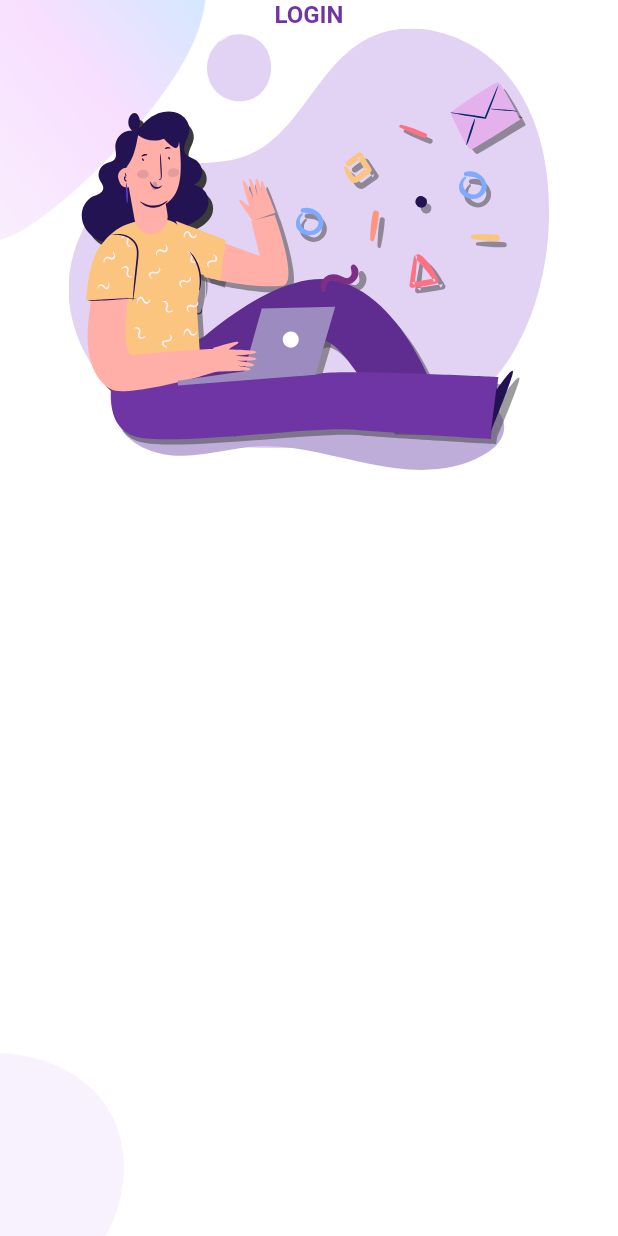
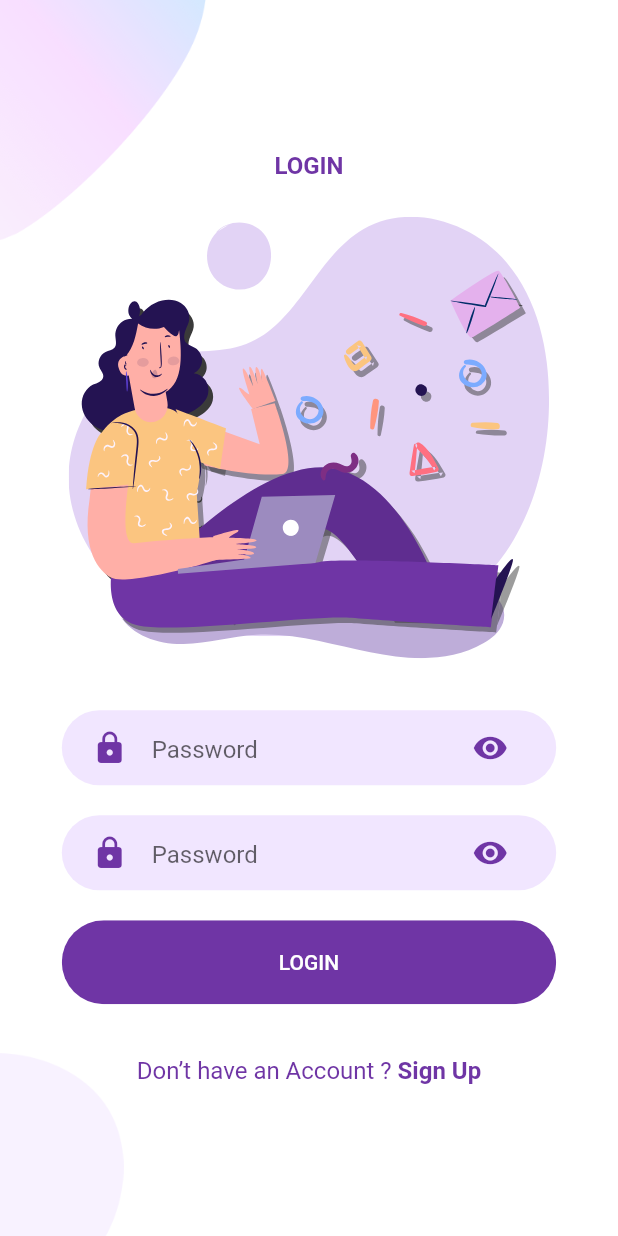
Before and after one commit to vietnguyenhoangw/Flutter-WLR, a Flutter app: the screen it shows after launch, after a tap on "LOGIN", on a phone screen of 412 x 824 dp. Run offline on Flutter 3.47's test engine with Material 2 defaults, Android fonts, the phone set to English and light mode, and no system bars; our stand-ins replace flutter_svg.

Commit message:
Implement loginScreen :penguin:

```diff
--- a/lib/Components/Background/background.dart
+++ b/lib/Components/Background/background.dart
@@ -11,10 +11,11 @@ class Background extends StatelessWidget {
   @override
   Widget build(BuildContext context) {
     Size deviceSize = MediaQuery.of(context).size;
-
     return Container(
+      height: deviceSize.height,
       color: whiteColor,
       child: Stack(
+        alignment: Alignment.center,
         children: <Widget>[
           Positioned(
               top: 0,
--- a/lib/Components/TextFeild/TextFieldWithIcon.dart
+++ /dev/null
@@ -1,46 +0,0 @@
-import 'package:flutter/material.dart';
-
-// constants
-import 'package:WelcomeLoginRegister/Constants/Constants.dart';
-
-class TextFieldWithIcon extends StatelessWidget {
-  final Widget child;
-  final String hintText;
-  final IconData icon;
-  final ValueChanged<String> onChanged;
-  const TextFieldWithIcon({
-    Key key,
-    this.child,
-    this.hintText,
-    this.icon = Icons.person,
-    this.onChanged,
-  }) : super(key: key);
-
-  @override
-  Widget build(BuildContext context) {
-    Size size = MediaQuery.of(context).size;
-    return Scaffold(
-      body: Container(
-          height: 50,
-          margin: EdgeInsets.symmetric(vertical: 10),
-          padding: EdgeInsets.symmetric(horizontal: 20, vertical: 5),
-          width: size.width * 0.8,
-          decoration: BoxDecoration(
-            color: violetLightColor,
-            borderRadius: BorderRadius.circular(29),
-          ),
-          child: TextField(
-            onChanged: onChanged,
-            cursorColor: violetPrimaryColor,
-            decoration: InputDecoration(
-              icon: Icon(
-                icon,
-                color: violetPrimaryColor,
-              ),
-              hintText: hintText,
-              border: InputBorder.none,
-            ),
-          )),
-    );
-  }
-}
--- /dev/null
+++ b/lib/Components/TextFeild/WLRTextFieldIcon.dart
@@ -0,0 +1,49 @@
+import 'package:flutter/material.dart';
+
+// constants
+import 'package:WelcomeLoginRegister/Constants/Constants.dart';
+
+class WLRTextFieldIcon extends StatelessWidget {
+  final Widget child;
+  final String hintText;
+  final IconData icon;
+  final ValueChanged<String> onChanged;
+  const WLRTextFieldIcon({
+    Key key,
+    this.child,
+    this.hintText,
+    this.icon = Icons.person,
+    this.onChanged,
+  }) : super(key: key);
+
+  @override
+  Widget build(BuildContext context) {
+    Size size = MediaQuery.of(context).size;
+    return Container(
+      height: 50,
+      margin: EdgeInsets.symmetric(vertical: 10),
+      padding: EdgeInsets.symmetric(horizontal: 20, vertical: 5),
+      width: size.width * 0.8,
+      decoration: BoxDecoration(
+        color: violetLightColor,
+        borderRadius: BorderRadius.circular(29),
+      ),
+      child: TextField(
+        obscureText: true,
+        onChanged: onChanged,
+        decoration: InputDecoration(
+          hintText: "Password",
+          icon: Icon(
+            Icons.lock,
+            color: violetPrimaryColor,
+          ),
+          suffixIcon: Icon(
+            Icons.visibility,
+            color: violetPrimaryColor,
+          ),
+          border: InputBorder.none,
+        ),
+      ),
+    );
+  }
+}
--- a/lib/Screen/LoginScreen/body.dart
+++ b/lib/Screen/LoginScreen/body.dart
@@ -1,4 +1,5 @@
-import 'package:WelcomeLoginRegister/Components/TextFeild/TextFieldWithIcon.dart';
+import 'package:WelcomeLoginRegister/Components/TextFeild/WLRTextFieldIcon.dart';
+import 'package:WelcomeLoginRegister/Screen/LoginScreen/haveAnAccount.dart';
 import 'package:flutter/material.dart';
 
 // library
@@ -12,13 +13,14 @@ class Body extends StatelessWidget {
   @override
   Widget build(BuildContext context) {
     Size deviceSize = MediaQuery.of(context).size;
-
     return Background(
       child: SingleChildScrollView(
-        child: Container(
-          width: deviceSize.width,
+        child: ConstrainedBox(
+          constraints: BoxConstraints.tightFor(
+            height: deviceSize.height,
+          ),
           child: Column(
-            mainAxisAlignment: MainAxisAlignment.spaceBetween,
+            mainAxisAlignment: MainAxisAlignment.center,
             children: <Widget>[
               RichText(
                   textAlign: TextAlign.center,
@@ -27,10 +29,28 @@ class Body extends StatelessWidget {
                         text: 'LOGIN',
                         style: Theme.of(context).textTheme.display1)
                   ])),
+              SizedBox(height: deviceSize.height * 0.03),
               SvgPicture.asset(
                 "assets/icons/login.svg",
                 height: deviceSize.height / 2.8,
               ),
+              SizedBox(height: deviceSize.height * 0.03),
+              WLRTextFieldIcon(
+                hintText: 'username',
+                onChanged: (value) {},
+              ),
+              WLRTextFieldIcon(
+                hintText: 'username',
+                onChanged: (value) {},
+              ),
+              WLRButton(
+                text: 'LOGIN',
+                press: () {},
+              ),
+              SizedBox(height: deviceSize.height * 0.03),
+              HaveAnAccountCheck(
+                press: () {},
+              )
             ],
           ),
         ),
--- /dev/null
+++ b/lib/Screen/LoginScreen/haveAnAccount.dart
@@ -0,0 +1,35 @@
+import 'package:WelcomeLoginRegister/Constants/Constants.dart';
+import 'package:flutter/material.dart';
+
+class HaveAnAccountCheck extends StatelessWidget {
+  final bool login;
+  final Function press;
+  const HaveAnAccountCheck({
+    Key key,
+    this.login = true,
+    this.press,
+  }) : super(key: key);
+
+  @override
+  Widget build(BuildContext context) {
+    return Row(
+      mainAxisAlignment: MainAxisAlignment.center,
+      children: <Widget>[
+        Text(
+          login ? "Don’t have an Account ? " : "Already have an Account ? ",
+          style: TextStyle(color: violetPrimaryColor, fontSize: 16),
+        ),
+        GestureDetector(
+          onTap: press,
+          child: Text(
+            login ? "Sign Up" : "Sign In",
+            style: TextStyle(
+                color: violetPrimaryColor,
+                fontWeight: FontWeight.bold,
+                fontSize: 16),
+          ),
+        )
+      ],
+    );
+  }
+}
--- a/lib/Screen/LoginScreen/loginScreen.dart
+++ b/lib/Screen/LoginScreen/loginScreen.dart
@@ -13,6 +13,6 @@ class LoginScreen extends StatefulWidget {
 class LoginScreenState extends State<LoginScreen> {
   @override
   Widget build(BuildContext context) {
-    return Container(child: Body());
+    return Scaffold(body: Body());
   }
 }
```
